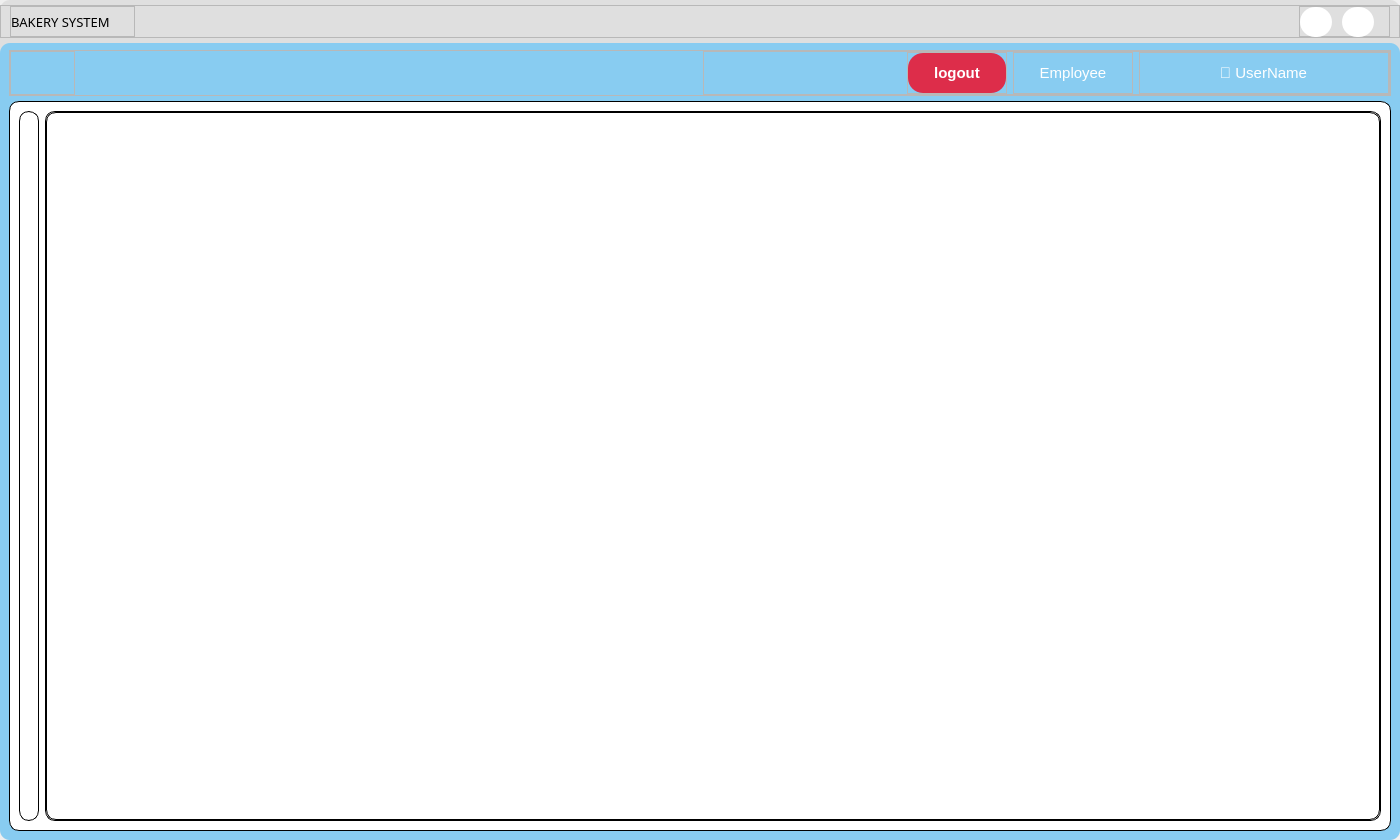
Old version of the form UI/forms/manager/manager_main_screen.ui in the repository yuukun123/bakery-management-system.
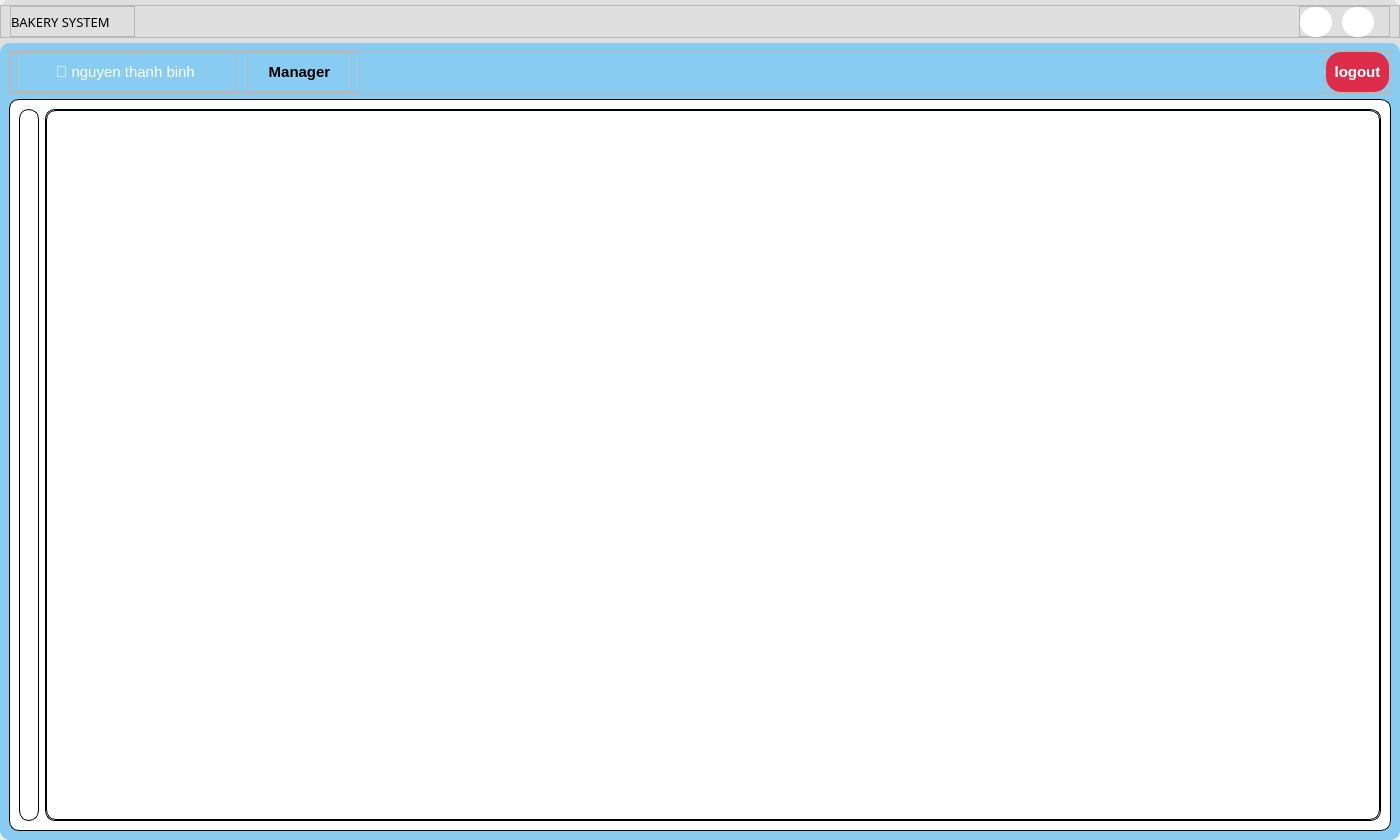
New version of the form. Icons and pictures are not drawn.

Patch:
```diff
--- a/UI/forms/manager/manager_main_screen.ui
+++ b/UI/forms/manager/manager_main_screen.ui
@@ -306,6 +306,161 @@
               <number>0</number>
              </property>
              <item alignment="Qt::AlignLeft">
+              <widget class="QFrame" name="frame_9">
+               <property name="minimumSize">
+                <size>
+                 <width>350</width>
+                 <height>0</height>
+                </size>
+               </property>
+               <property name="maximumSize">
+                <size>
+                 <width>16777215</width>
+                 <height>16777215</height>
+                </size>
+               </property>
+               <property name="frameShape">
+                <enum>QFrame::StyledPanel</enum>
+               </property>
+               <property name="frameShadow">
+                <enum>QFrame::Raised</enum>
+               </property>
+               <layout class="QHBoxLayout" name="horizontalLayout_3">
+                <property name="leftMargin">
+                 <number>0</number>
+                </property>
+                <property name="topMargin">
+                 <number>0</number>
+                </property>
+                <property name="rightMargin">
+                 <number>0</number>
+                </property>
+                <property name="bottomMargin">
+                 <number>0</number>
+                </property>
+                <item>
+                 <widget class="QFrame" name="frame">
+                  <property name="maximumSize">
+                   <size>
+                    <width>220</width>
+                    <height>16777215</height>
+                   </size>
+                  </property>
+                  <property name="frameShape">
+                   <enum>QFrame::StyledPanel</enum>
+                  </property>
+                  <property name="frameShadow">
+                   <enum>QFrame::Raised</enum>
+                  </property>
+                  <layout class="QVBoxLayout" name="verticalLayout_4">
+                   <property name="leftMargin">
+                    <number>0</number>
+                   </property>
+                   <property name="topMargin">
+                    <number>0</number>
+                   </property>
+                   <property name="rightMargin">
+                    <number>0</number>
+                   </property>
+                   <property name="bottomMargin">
+                    <number>0</number>
+                   </property>
+                   <item alignment="Qt::AlignHCenter">
+                    <widget class="QLabel" name="username_label">
+                     <property name="minimumSize">
+                      <size>
+                       <width>215</width>
+                       <height>0</height>
+                      </size>
+                     </property>
+                     <property name="maximumSize">
+                      <size>
+                       <width>300</width>
+                       <height>16777215</height>
+                      </size>
+                     </property>
+                     <property name="font">
+                      <font>
+                       <pointsize>11</pointsize>
+                      </font>
+                     </property>
+                     <property name="styleSheet">
+                      <string notr="true">/*background-color: rgb(184, 184, 184); */
+color: rgb(255, 255, 255);
+padding:10px 5px;</string>
+                     </property>
+                     <property name="text">
+                      <string>👤 nguyen thanh binh</string>
+                     </property>
+                     <property name="alignment">
+                      <set>Qt::AlignCenter</set>
+                     </property>
+                     <property name="wordWrap">
+                      <bool>true</bool>
+                     </property>
+                     <property name="margin">
+                      <number>0</number>
+                     </property>
+                    </widget>
+                   </item>
+                  </layout>
+                 </widget>
+                </item>
+                <item>
+                 <widget class="QFrame" name="frame_7">
+                  <property name="maximumSize">
+                   <size>
+                    <width>105</width>
+                    <height>16777215</height>
+                   </size>
+                  </property>
+                  <property name="frameShape">
+                   <enum>QFrame::StyledPanel</enum>
+                  </property>
+                  <property name="frameShadow">
+                   <enum>QFrame::Raised</enum>
+                  </property>
+                  <layout class="QVBoxLayout" name="verticalLayout_5" stretch="0">
+                   <property name="leftMargin">
+                    <number>0</number>
+                   </property>
+                   <property name="topMargin">
+                    <number>0</number>
+                   </property>
+                   <property name="rightMargin">
+                    <number>0</number>
+                   </property>
+                   <property name="bottomMargin">
+                    <number>0</number>
+                   </property>
+                   <item>
+                    <widget class="QLabel" name="role_label">
+                     <property name="font">
+                      <font>
+                       <pointsize>11</pointsize>
+                       <weight>75</weight>
+                       <bold>true</bold>
+                      </font>
+                     </property>
+                     <property name="styleSheet">
+                      <string notr="true">color: rgb(0, 0, 0);
+padding:10px 5px;</string>
+                     </property>
+                     <property name="text">
+                      <string>Manager</string>
+                     </property>
+                     <property name="alignment">
+                      <set>Qt::AlignCenter</set>
+                     </property>
+                    </widget>
+                   </item>
+                  </layout>
+                 </widget>
+                </item>
+               </layout>
+              </widget>
+             </item>
+             <item alignment="Qt::AlignRight">
               <widget class="QFrame" name="frame_5">
                <property name="sizePolicy">
                 <sizepolicy hsizetype="Expanding" vsizetype="Preferred">
@@ -342,109 +497,28 @@
                  <number>0</number>
                 </property>
                 <item>
-                 <widget class="QPushButton" name="go_back">
+                 <widget class="QPushButton" name="logout">
                   <property name="minimumSize">
                    <size>
-                    <width>30</width>
-                    <height>30</height>
+                    <width>0</width>
+                    <height>40</height>
                    </size>
                   </property>
-                  <property name="styleSheet">
-                   <string notr="true">#go_back{
-	border-radius: 15px;
-	/* background-color: rgb(229, 229, 229); */
-}
-
-#go_back:hover{
-	background-color: rgb(197, 197, 197);
-}</string>
-                  </property>
-                  <property name="text">
-                   <string/>
-                  </property>
-                  <property name="icon">
-                   <iconset>
-                    <normaloff>../icons/arrow-left.svg</normaloff>../icons/arrow-left.svg</iconset>
-                  </property>
-                  <property name="shortcut">
-                   <string/>
-                  </property>
-                 </widget>
-                </item>
-               </layout>
-              </widget>
-             </item>
-             <item>
-              <widget class="QFrame" name="frame_9">
-               <property name="frameShape">
-                <enum>QFrame::StyledPanel</enum>
-               </property>
-               <property name="frameShadow">
-                <enum>QFrame::Raised</enum>
-               </property>
-               <layout class="QHBoxLayout" name="horizontalLayout_3">
-                <property name="leftMargin">
-                 <number>0</number>
-                </property>
-                <property name="topMargin">
-                 <number>0</number>
-                </property>
-                <property name="rightMargin">
-                 <number>0</number>
-                </property>
-                <property name="bottomMargin">
-                 <number>0</number>
-                </property>
-                <item alignment="Qt::AlignRight">
-                 <widget class="QFrame" name="frame_6">
-                  <property name="minimumSize">
+                  <property name="maximumSize">
                    <size>
                     <width>100</width>
-                    <height>0</height>
+                    <height>16777215</height>
                    </size>
                   </property>
-                  <property name="frameShape">
-                   <enum>QFrame::StyledPanel</enum>
+                  <property name="font">
+                   <font>
+                    <pointsize>11</pointsize>
+                    <weight>75</weight>
+                    <bold>true</bold>
+                   </font>
                   </property>
-                  <property name="frameShadow">
-                   <enum>QFrame::Raised</enum>
-                  </property>
-                  <layout class="QVBoxLayout" name="verticalLayout_6">
-                   <property name="leftMargin">
-                    <number>0</number>
-                   </property>
-                   <property name="topMargin">
-                    <number>0</number>
-                   </property>
-                   <property name="rightMargin">
-                    <number>0</number>
-                   </property>
-                   <property name="bottomMargin">
-                    <number>0</number>
-                   </property>
-                   <item>
-                    <widget class="QPushButton" name="logout">
-                     <property name="minimumSize">
-                      <size>
-                       <width>0</width>
-                       <height>40</height>
-                      </size>
-                     </property>
-                     <property name="maximumSize">
-                      <size>
-                       <width>100</width>
-                       <height>16777215</height>
-                      </size>
-                     </property>
-                     <property name="font">
-                      <font>
-                       <pointsize>11</pointsize>
-                       <weight>75</weight>
-                       <bold>true</bold>
-                      </font>
-                     </property>
-                     <property name="styleSheet">
-                      <string notr="true">#logout{
+                  <property name="styleSheet">
+                   <string notr="true">#logout{
 background-color: #dd2d4a;
 border: none;
 border-radius: 15px;
@@ -455,136 +529,16 @@
 	
 	background-color: rgb(161, 161, 161);
 }</string>
-                     </property>
-                     <property name="text">
-                      <string>logout</string>
-                     </property>
-                     <property name="autoRepeat">
-                      <bool>true</bool>
-                     </property>
-                     <property name="autoDefault">
-                      <bool>false</bool>
-                     </property>
-                    </widget>
-                   </item>
-                  </layout>
-                 </widget>
-                </item>
-                <item>
-                 <widget class="QFrame" name="frame_7">
-                  <property name="maximumSize">
-                   <size>
-                    <width>120</width>
-                    <height>16777215</height>
-                   </size>
                   </property>
-                  <property name="frameShape">
-                   <enum>QFrame::StyledPanel</enum>
+                  <property name="text">
+                   <string>logout</string>
                   </property>
-                  <property name="frameShadow">
-                   <enum>QFrame::Raised</enum>
+                  <property name="autoRepeat">
+                   <bool>true</bool>
                   </property>
-                  <layout class="QVBoxLayout" name="verticalLayout_5" stretch="0">
-                   <property name="leftMargin">
-                    <number>0</number>
-                   </property>
-                   <property name="topMargin">
-                    <number>0</number>
-                   </property>
-                   <property name="rightMargin">
-                    <number>0</number>
-                   </property>
-                   <property name="bottomMargin">
-                    <number>0</number>
-                   </property>
-                   <item>
-                    <widget class="QLabel" name="role_label">
-                     <property name="font">
-                      <font>
-                       <pointsize>11</pointsize>
-                      </font>
-                     </property>
-                     <property name="styleSheet">
-                      <string notr="true">color: rgb(255, 255, 255);
-padding:10px 5px;</string>
-                     </property>
-                     <property name="text">
-                      <string>Employee</string>
-                     </property>
-                     <property name="alignment">
-                      <set>Qt::AlignCenter</set>
-                     </property>
-                    </widget>
-                   </item>
-                  </layout>
-                 </widget>
-                </item>
-                <item>
-                 <widget class="QFrame" name="frame">
-                  <property name="maximumSize">
-                   <size>
-                    <width>250</width>
-                    <height>16777215</height>
-                   </size>
+                  <property name="autoDefault">
+                   <bool>false</bool>
                   </property>
-                  <property name="frameShape">
-                   <enum>QFrame::StyledPanel</enum>
-                  </property>
-                  <property name="frameShadow">
-                   <enum>QFrame::Raised</enum>
-                  </property>
-                  <layout class="QVBoxLayout" name="verticalLayout_4">
-                   <property name="leftMargin">
-                    <number>0</number>
-                   </property>
-                   <property name="topMargin">
-                    <number>0</number>
-                   </property>
-                   <property name="rightMargin">
-                    <number>0</number>
-                   </property>
-                   <property name="bottomMargin">
-                    <number>0</number>
-                   </property>
-                   <item alignment="Qt::AlignHCenter">
-                    <widget class="QLabel" name="username_label">
-                     <property name="minimumSize">
-                      <size>
-                       <width>215</width>
-                       <height>0</height>
-                      </size>
-                     </property>
-                     <property name="maximumSize">
-                      <size>
-                       <width>300</width>
-                       <height>16777215</height>
-                      </size>
-                     </property>
-                     <property name="font">
-                      <font>
-                       <pointsize>11</pointsize>
-                      </font>
-                     </property>
-                     <property name="styleSheet">
-                      <string notr="true">/*background-color: rgb(184, 184, 184); */
-color: rgb(255, 255, 255);
-padding:10px 5px;</string>
-                     </property>
-                     <property name="text">
-                      <string>👤 UserName</string>
-                     </property>
-                     <property name="alignment">
-                      <set>Qt::AlignCenter</set>
-                     </property>
-                     <property name="wordWrap">
-                      <bool>true</bool>
-                     </property>
-                     <property name="margin">
-                      <number>0</number>
-                     </property>
-                    </widget>
-                   </item>
-                  </layout>
                  </widget>
                 </item>
                </layout>
```
